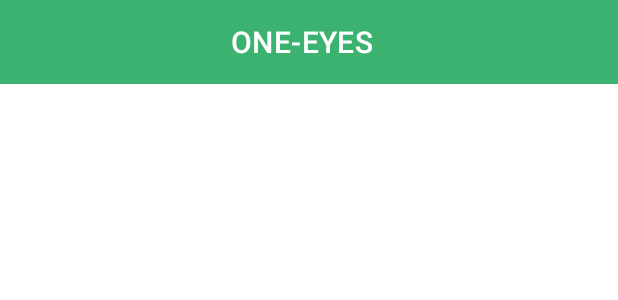
After one commit to One-Son/ONE_EYES-AOS, an Android app: the layout tool_bar.xml on its own in the app's theme, with its tools: preview values and no code run, on a phone screen of 412 x 824 dp. The commit adds this screen. Shown: the top 300 px of the screen. Run offline under Robolectric (Android 15) with nearby library versions, the phone set to English and light mode, and no system bars.

```diff
--- a/app/build.gradle
+++ b/app/build.gradle
@@ -41,7 +41,9 @@ dependencies {
     // Gson 변환기
     implementation 'com.squareup.retrofit2:converter-gson:2.9.0'
 
+
     testImplementation 'junit:junit:4.13.2'
     androidTestImplementation 'androidx.test.ext:junit:1.1.4'
     androidTestImplementation 'androidx.test.espresso:espresso-core:3.5.0'
+
 }
--- /dev/null
+++ b/app/src/main/res/layout/tool_bar.xml
@@ -0,0 +1,26 @@
+<?xml version="1.0" encoding="utf-8"?>
+<androidx.appcompat.widget.Toolbar xmlns:android="http://schemas.android.com/apk/res/android"
+    xmlns:app="http://schemas.android.com/apk/res-auto"
+    xmlns:tools="http://schemas.android.com/tools"
+    android:layout_width="match_parent"
+    android:layout_height="wrap_content"
+    android:id="@+id/toolbar1"
+    app:title="@string/app_name"
+
+    android:background="#3CB271"
+    app:titleTextColor="@color/white"
+    android:paddingStart="150dp"
+
+
+
+
+    >
+
+    <ImageView
+        android:id="@+id/toolbar_img"
+        android:layout_width="wrap_content"
+        android:layout_height="wrap_content"
+
+        />
+
+</androidx.appcompat.widget.Toolbar>
--- a/app/src/main/res/values/themes.xml
+++ b/app/src/main/res/values/themes.xml
@@ -13,6 +13,7 @@
         <item name="android:statusBarColor">?attr/colorPrimaryVariant</item>
         <!-- Customize your theme here. -->
         <item name="android:windowFullscreen">true</item>
+        <item name="windowNoTitle">true</item>
 
 
 
```
Also changed, not shown: app/src/main/java/com/oneeyes/one_son/MainActivity.java (+20 -5 lines), app/src/main/res/drawable/round_button.xml (added, +14 -0 lines), app/src/main/res/layout/activity_main.xml (+29 -9 lines).
